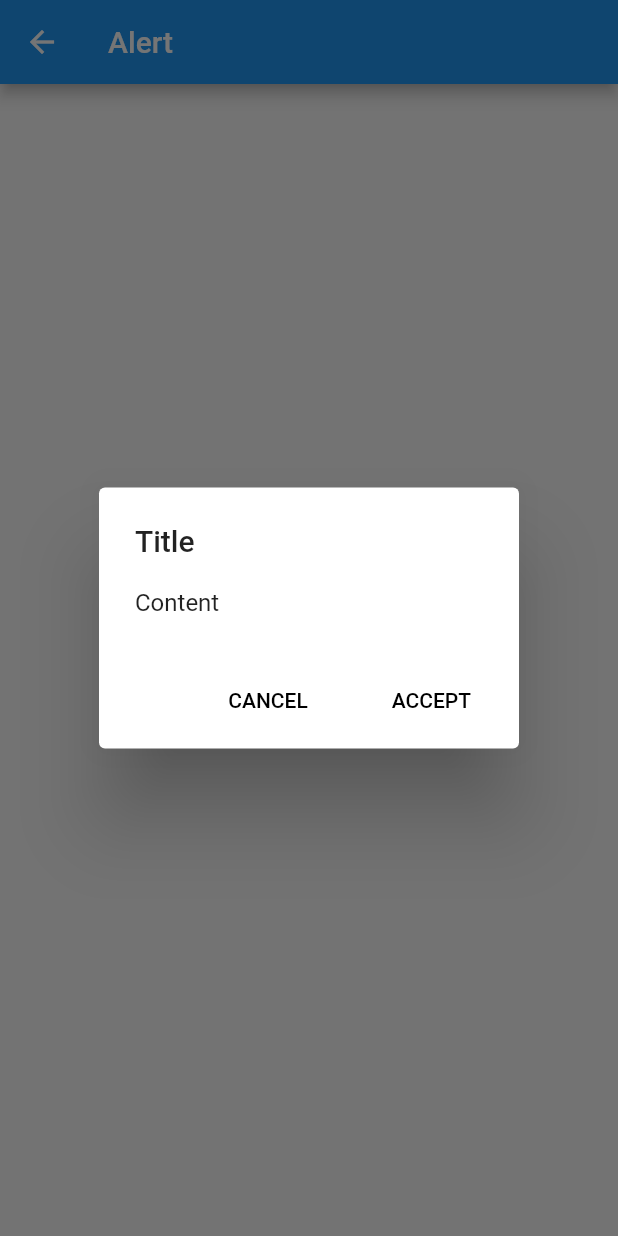
After one commit to vndly/flutter-library, a Flutter app: the AlertScreen screen opened directly, after a tap on "Open alert", on a phone screen of 412 x 824 dp. The commit adds this screen. Run offline on Flutter 3.47's test engine with Material 2 defaults, Android fonts, the phone set to English and light mode, and no system bars.

Commit message:
Added alert and sheet examples

```diff
--- /dev/null
+++ b/lib/screens/alert/alert_screen.dart
@@ -0,0 +1,37 @@
+import 'package:flutter/material.dart';
+
+class AlertScreen extends StatelessWidget {
+  @override
+  Widget build(BuildContext context) {
+    return Scaffold(
+      appBar: AppBar(
+        title: Text('Alert'),
+      ),
+      body: Center(
+        child: RaisedButton(
+          onPressed: () {
+            showDialog(
+                context: context,
+                builder: (context) {
+                  return AlertDialog(
+                    title: Text('Title'),
+                    content: Text('Content'),
+                    actions: [
+                      FlatButton(
+                        child: Text('Cancel'.toUpperCase()),
+                        onPressed: () => Navigator.of(context).pop(),
+                      ),
+                      FlatButton(
+                        child: Text('Accept'.toUpperCase()),
+                        onPressed: () => Navigator.of(context).pop(),
+                      ),
+                    ],
+                  );
+                });
+          },
+          child: Text('Open alert'),
+        ),
+      ),
+    );
+  }
+}
--- a/lib/screens/home/home_screen.dart
+++ b/lib/screens/home/home_screen.dart
@@ -1,8 +1,10 @@
 import 'package:flutter/material.dart';
+import 'package:flutter_library/screens/alert/alert_screen.dart';
 import 'package:flutter_library/screens/dialog/dialog_screen.dart';
 import 'package:flutter_library/screens/drawer/drawer_screen.dart';
 import 'package:flutter_library/screens/mvp/mvp_screen.dart';
 import 'package:flutter_library/screens/navigation/navigation_screen.dart';
+import 'package:flutter_library/screens/sheet/sheet_screen.dart';
 import 'package:flutter_library/screens/tabs/tabs_screen.dart';
 import 'package:flutter_library/screens/toast/toast_screen.dart';
 import 'home_item.dart';
@@ -15,6 +17,8 @@ class HomeScreen extends StatelessWidget {
     HomeItem('Navigation', (context) => NavigationScreen()),
     HomeItem('Drawer', (context) => DrawerScreen()),
     HomeItem('Tabs', (context) => TabsScreen()),
+    HomeItem('Alert', (context) => AlertScreen()),
+    HomeItem('Sheet', (context) => SheetScreen()),
   ];
 
   void _onItemSelected(BuildContext context, HomeItem item) {
--- a/lib/screens/navigation/navigation_screen.dart
+++ b/lib/screens/navigation/navigation_screen.dart
@@ -17,7 +17,7 @@ class NavigationScreen extends StatelessWidget {
             RaisedButton(
               onPressed: () async {
                 String value =
-                    await Nav.push(context, NavigationScreenParams('Hello!'));
+                    await NavigationScreenParams.instance(context, 'Hello!');
                 print(value);
               },
               child: Text('Open with params'),
--- a/lib/screens/navigation/navigation_screen_params.dart
+++ b/lib/screens/navigation/navigation_screen_params.dart
@@ -5,6 +5,10 @@ class NavigationScreenParams extends StatelessWidget {
   final String value;
 
   NavigationScreenParams(this.value);
+
+  static Future<T> instance<T>(BuildContext context, String value) {
+    return Nav.push(context, NavigationScreenParams(value));
+  }
 
   @override
   Widget build(BuildContext context) {
```
Also changed, not shown: lib/screens/sheet/sheet_screen.dart (added, +26 -0 lines).
